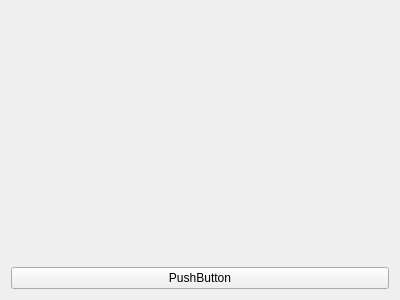
Old version of the form ui.ui in the repository Dyvenes/Miass-ibatullin.
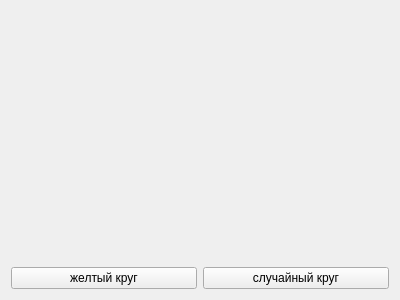
New version of the form.

Commit message: итог кругов на виджетах!!!

Diff of the .ui file:
```diff
--- a/ui.ui
+++ b/ui.ui
@@ -28,11 +28,22 @@
     </spacer>
    </item>
    <item>
+    <layout class="QHBoxLayout" name="horizontalLayout">
+     <item>
     <widget class="QPushButton" name="pushButton">
      <property name="text">
-      <string>PushButton</string>
-     </property>
-    </widget>
+        <string>желтый круг</string>
+       </property>
+      </widget>
+     </item>
+     <item>
+      <widget class="QPushButton" name="pushButton_2">
+       <property name="text">
+        <string>случайный круг</string>
+       </property>
+      </widget>
+     </item>
+    </layout>
    </item>
   </layout>
  </widget>
```
Lines whose indentation alone changed are shown as unchanged. The commit also changes 2 other files.
